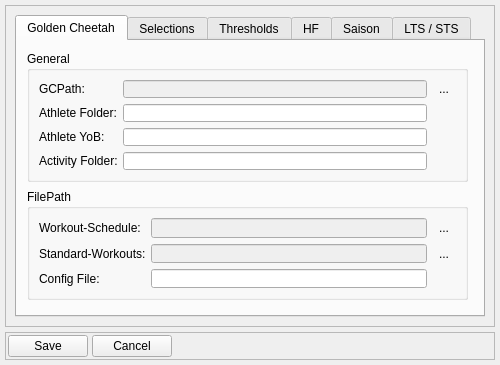
Qt form dialog_settings.ui (Tria-Andy/WorkoutEditor) before a commit.
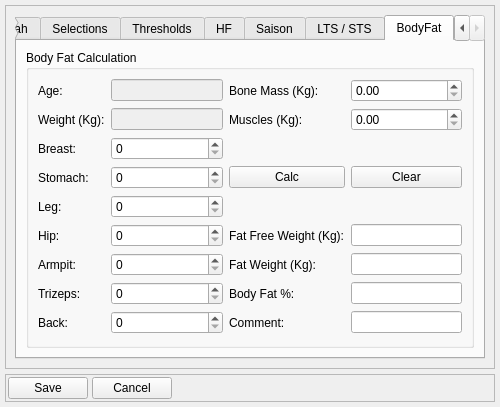
The same form after that commit. The open tabs and pages were chosen to show the change. Icons and pictures are not drawn.

Commit message: Add 7-Point Methode BodyFat Calc

What changed in the file:
```diff
--- a/dialog_settings.ui
+++ b/dialog_settings.ui
@@ -1161,6 +1161,226 @@
           </item>
          </layout>
         </widget>
+        <widget class="QWidget" name="tab_bodyfat">
+         <attribute name="title">
+          <string>BodyFat</string>
+         </attribute>
+         <layout class="QGridLayout" name="gridLayout_3">
+          <item row="0" column="0">
+           <widget class="QGroupBox" name="groupBox_8">
+            <property name="title">
+             <string>Body Fat Calculation</string>
+            </property>
+            <layout class="QGridLayout" name="gridLayout_4">
+             <item row="7" column="1">
+              <widget class="QSpinBox" name="spinBox_trizeps"/>
+             </item>
+             <item row="8" column="1">
+              <widget class="QSpinBox" name="spinBox_back"/>
+             </item>
+             <item row="8" column="0">
+              <widget class="QLabel" name="label_32">
+               <property name="text">
+                <string>Back:</string>
+               </property>
+              </widget>
+             </item>
+             <item row="7" column="0">
+              <widget class="QLabel" name="label_31">
+               <property name="text">
+                <string>Trizeps:</string>
+               </property>
+              </widget>
+             </item>
+             <item row="0" column="0">
+              <widget class="QLabel" name="label_33">
+               <property name="text">
+                <string>Age:</string>
+               </property>
+              </widget>
+             </item>
+             <item row="0" column="1">
+              <widget class="QLineEdit" name="lineEdit_age">
+               <property name="enabled">
+                <bool>false</bool>
+               </property>
+              </widget>
+             </item>
+             <item row="4" column="0">
+              <widget class="QLabel" name="label_28">
+               <property name="text">
+                <string>Leg:</string>
+               </property>
+              </widget>
+             </item>
+             <item row="6" column="0">
+              <widget class="QLabel" name="label_30">
+               <property name="text">
+                <string>Armpit:</string>
+               </property>
+              </widget>
+             </item>
+             <item row="4" column="1">
+              <widget class="QSpinBox" name="spinBox_leg"/>
+             </item>
+             <item row="2" column="0">
+              <widget class="QLabel" name="label_26">
+               <property name="text">
+                <string>Breast:</string>
+               </property>
+              </widget>
+             </item>
+             <item row="6" column="1">
+              <widget class="QSpinBox" name="spinBox_armpit"/>
+             </item>
+             <item row="3" column="0">
+              <widget class="QLabel" name="label_27">
+               <property name="text">
+                <string>Stomach:</string>
+               </property>
+              </widget>
+             </item>
+             <item row="5" column="1">
+              <widget class="QSpinBox" name="spinBox_hip"/>
+             </item>
+             <item row="5" column="0">
+              <widget class="QLabel" name="label_29">
+               <property name="text">
+                <string>Hip:</string>
+               </property>
+              </widget>
+             </item>
+             <item row="2" column="1">
+              <widget class="QSpinBox" name="spinBox_breast"/>
+             </item>
+             <item row="3" column="1">
+              <widget class="QSpinBox" name="spinBox_stomach"/>
+             </item>
+             <item row="1" column="0">
+              <widget class="QLabel" name="label_34">
+               <property name="text">
+                <string>Weight (Kg):</string>
+               </property>
+              </widget>
+             </item>
+             <item row="1" column="1">
+              <widget class="QLineEdit" name="lineEdit_weight">
+               <property name="enabled">
+                <bool>false</bool>
+               </property>
+              </widget>
+             </item>
+             <item row="0" column="2">
+              <widget class="QLabel" name="label_39">
+               <property name="text">
+                <string>Bone Mass (Kg):</string>
+               </property>
+              </widget>
+             </item>
+             <item row="1" column="2">
+              <widget class="QLabel" name="label_40">
+               <property name="text">
+                <string>Muscles (Kg):</string>
+               </property>
+              </widget>
+             </item>
+             <item row="0" column="3">
+              <widget class="QDoubleSpinBox" name="doubleSpinBox_bone"/>
+             </item>
+             <item row="1" column="3">
+              <widget class="QDoubleSpinBox" name="doubleSpinBox_muscle"/>
+             </item>
+             <item row="5" column="2">
+              <widget class="QLabel" name="label_35">
+               <property name="text">
+                <string>Fat Free Weight (Kg):</string>
+               </property>
+              </widget>
+             </item>
+             <item row="5" column="3">
+              <widget class="QLineEdit" name="lineEdit_fatfree"/>
+             </item>
+             <item row="6" column="2">
+              <widget class="QLabel" name="label_36">
+               <property name="text">
+                <string>Fat Weight (Kg):</string>
+               </property>
+              </widget>
+             </item>
+             <item row="6" column="3">
+              <widget class="QLineEdit" name="lineEdit_fatweight"/>
+             </item>
+             <item row="7" column="2">
+              <widget class="QLabel" name="label_37">
+               <property name="text">
+                <string>Body Fat %:</string>
+               </property>
+              </widget>
+             </item>
+             <item row="7" column="3">
+              <widget class="QLineEdit" name="lineEdit_fatpercent"/>
+             </item>
+             <item row="8" column="2">
+              <widget class="QLabel" name="label_38">
+               <property name="text">
+                <string>Comment:</string>
+               </property>
+              </widget>
+             </item>
+             <item row="8" column="3">
+              <widget class="QLineEdit" name="lineEdit_comment"/>
+             </item>
+             <item row="3" column="2">
+              <widget class="QPushButton" name="pushButton_calcFat">
+               <property name="text">
+                <string>Calc</string>
+               </property>
+              </widget>
+             </item>
+             <item row="3" column="3">
+              <widget class="QPushButton" name="pushButton_clearFat">
+               <property name="text">
+                <string>Clear</string>
+               </property>
+              </widget>
+             </item>
+            </layout>
+            <zorder>spinBox_leg</zorder>
+            <zorder>spinBox_stomach</zorder>
+            <zorder>label_27</zorder>
+            <zorder>label_28</zorder>
+            <zorder>label_30</zorder>
+            <zorder>label_32</zorder>
+            <zorder>label_29</zorder>
+            <zorder>label_31</zorder>
+            <zorder>spinBox_trizeps</zorder>
+            <zorder>spinBox_hip</zorder>
+            <zorder>spinBox_breast</zorder>
+            <zorder>spinBox_armpit</zorder>
+            <zorder>label_26</zorder>
+            <zorder>spinBox_back</zorder>
+            <zorder>label_33</zorder>
+            <zorder>lineEdit_age</zorder>
+            <zorder>label_34</zorder>
+            <zorder>lineEdit_weight</zorder>
+            <zorder>label_39</zorder>
+            <zorder>label_40</zorder>
+            <zorder>doubleSpinBox_bone</zorder>
+            <zorder>doubleSpinBox_muscle</zorder>
+            <zorder>label_35</zorder>
+            <zorder>lineEdit_fatfree</zorder>
+            <zorder>label_36</zorder>
+            <zorder>lineEdit_fatweight</zorder>
+            <zorder>label_37</zorder>
+            <zorder>lineEdit_fatpercent</zorder>
+            <zorder>label_38</zorder>
+            <zorder>lineEdit_comment</zorder>
+            <zorder>pushButton_calcFat</zorder>
+            <zorder>pushButton_clearFat</zorder>
+           </widget>
+          </item>
+         </layout>
+        </widget>
        </widget>
       </item>
      </layout>
```
Left out of the diff: 88 changed lines with no effect on the pictures. The commit also changes 2 other files.
